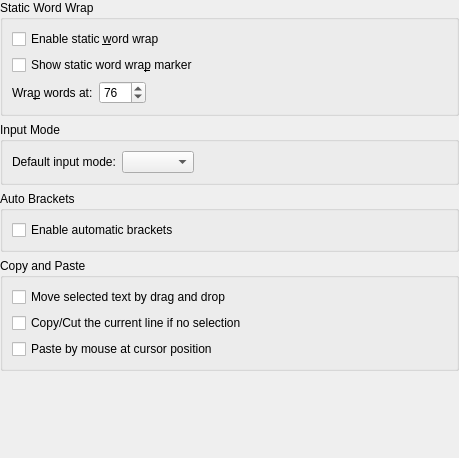
Qt form src/dialogs/editconfigwidget.ui (KDE/ktexteditor) before a commit.
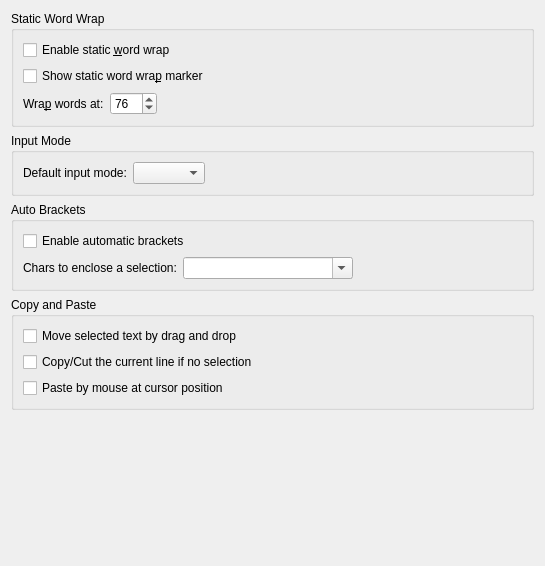
The same form after that commit. Custom widgets are drawn as their Qt base class.

Commit message:
Add option to treat some chars also as "auto bracket" only when we have a selection
With that option you can add e.g. Markdown markups, or what ever else may handy,
afterwards to some text like you can do with quotes and enabled auto brackets.

The combobox option for that feature offer a few suggestions which you can
modify as you like which will add a new char set. Clear the set, e.g. by the
line edit button, will remove the set from the combobox. The default suggestions
can't be removed.

```diff
--- a/src/dialogs/editconfigwidget.ui
+++ b/src/dialogs/editconfigwidget.ui
@@ -6,23 +6,11 @@
    <rect>
     <x>0</x>
     <y>0</y>
-    <width>459</width>
-    <height>458</height>
+    <width>545</width>
+    <height>566</height>
    </rect>
   </property>
-  <layout class="QVBoxLayout" name="verticalLayout">
-   <property name="leftMargin">
-    <number>0</number>
-   </property>
-   <property name="topMargin">
-    <number>0</number>
-   </property>
-   <property name="rightMargin">
-    <number>0</number>
-   </property>
-   <property name="bottomMargin">
-    <number>0</number>
-   </property>
+  <layout class="QVBoxLayout" name="verticalLayout_2">
    <item>
     <widget class="QGroupBox" name="gbStaticWordWrap">
      <property name="title">
@@ -144,7 +132,7 @@
      <property name="title">
       <string>Auto Brackets</string>
      </property>
-     <layout class="QVBoxLayout" name="_2">
+     <layout class="QVBoxLayout" name="verticalLayout">
       <item>
        <widget class="QCheckBox" name="chkAutoBrackets">
         <property name="text">
@@ -152,6 +140,52 @@
         </property>
        </widget>
       </item>
+      <item>
+       <layout class="QHBoxLayout" name="horizontalLayout_2">
+        <item>
+         <widget class="QLabel" name="lbEncloseSelection">
+          <property name="cursor">
+           <cursorShape>WhatsThisCursor</cursorShape>
+          </property>
+          <property name="toolTip">
+           <string/>
+          </property>
+          <property name="whatsThis">
+           <string>When there is some text selected will theses chars add in a way &quot;Auto Bracket&quot; do</string>
+          </property>
+          <property name="text">
+           <string>Chars to enclose a selection:</string>
+          </property>
+         </widget>
+        </item>
+        <item>
+         <widget class="QComboBox" name="cmbEncloseSelection">
+          <property name="sizePolicy">
+           <sizepolicy hsizetype="MinimumExpanding" vsizetype="Fixed">
+            <horstretch>0</horstretch>
+            <verstretch>0</verstretch>
+           </sizepolicy>
+          </property>
+          <property name="editable">
+           <bool>true</bool>
+          </property>
+         </widget>
+        </item>
+        <item>
+         <spacer name="horizontalSpacer_2">
+          <property name="orientation">
+           <enum>Qt::Horizontal</enum>
+          </property>
+          <property name="sizeHint" stdset="0">
+           <size>
+            <width>40</width>
+            <height>20</height>
+           </size>
+          </property>
+         </spacer>
+        </item>
+       </layout>
+      </item>
      </layout>
     </widget>
    </item>
@@ -192,7 +226,7 @@
      </property>
      <property name="sizeHint" stdset="0">
       <size>
-       <width>0</width>
+       <width>8</width>
        <height>1</height>
       </size>
      </property>
```
The commit also changes 4 other files.
